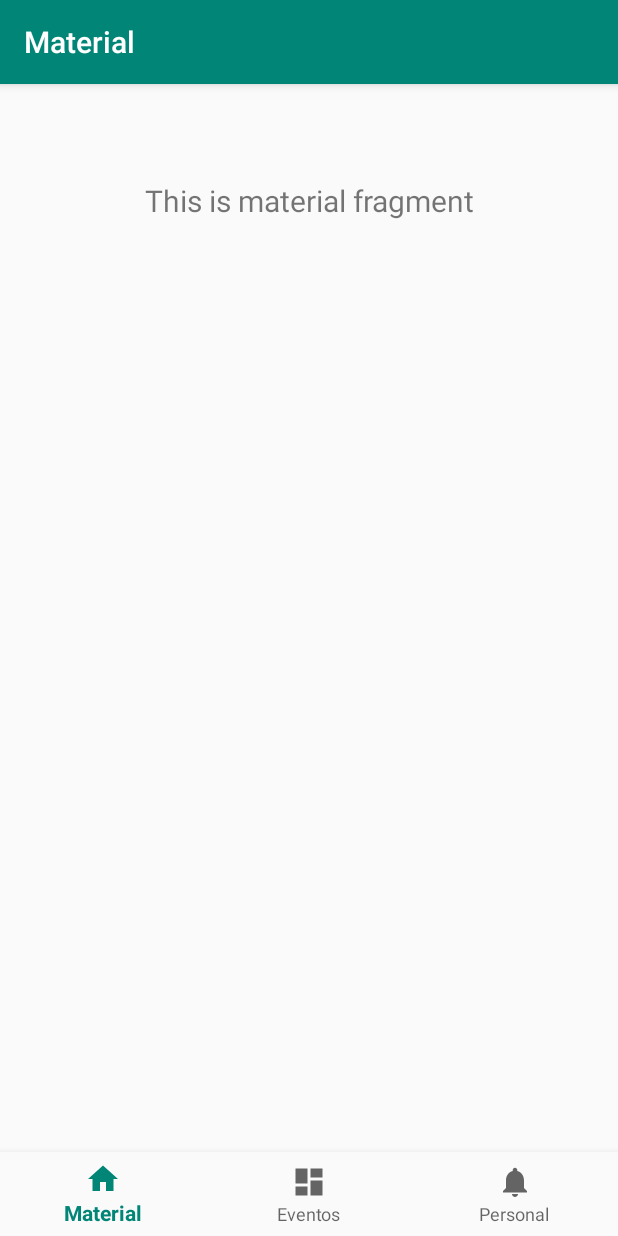
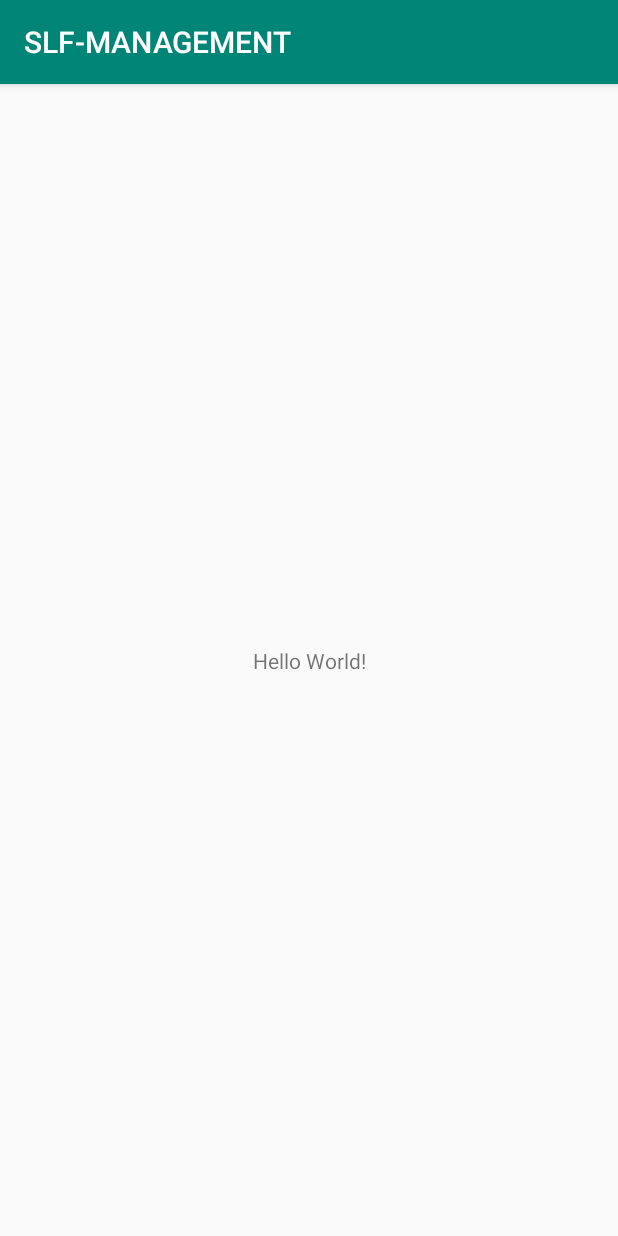
Before and after one commit to jcarlosalarconp/SLF-MANAGEMENT, an Android app: the screen it shows after launch (MainActivity), on a phone screen of 412 x 824 dp. Run offline under Robolectric (Android 15) with nearby library versions, the phone set to English and light mode, and no system bars.

Commit message:
Creación del proyecto - Create project

```diff
--- a/admin/app/build.gradle
+++ b/admin/app/build.gradle
@@ -22,12 +22,7 @@ android {
 dependencies {
     implementation fileTree(dir: 'libs', include: ['*.jar'])
     implementation 'androidx.appcompat:appcompat:1.0.2'
-    implementation 'com.google.android.material:material:1.0.0'
     implementation 'androidx.constraintlayout:constraintlayout:1.1.3'
-    implementation 'androidx.vectordrawable:vectordrawable:1.0.1'
-    implementation 'androidx.navigation:navigation-fragment:2.0.0'
-    implementation 'androidx.navigation:navigation-ui:2.0.0'
-    implementation 'androidx.lifecycle:lifecycle-extensions:2.0.0'
     testImplementation 'junit:junit:4.12'
     androidTestImplementation 'androidx.test.ext:junit:1.1.0'
     androidTestImplementation 'androidx.test.espresso:espresso-core:3.1.1'
--- a/admin/app/src/main/AndroidManifest.xml
+++ b/admin/app/src/main/AndroidManifest.xml
@@ -9,9 +9,7 @@
         android:roundIcon="@mipmap/ic_launcher_round"
         android:supportsRtl="true"
         android:theme="@style/AppTheme">
-        <activity
-            android:name=".MainActivity"
-            android:label="@string/app_name">
+        <activity android:name=".MainActivity">
             <intent-filter>
                 <action android:name="android.intent.action.MAIN" />
 
--- a/admin/app/src/main/java/com/example/slf_management/MainActivity.java
+++ b/admin/app/src/main/java/com/example/slf_management/MainActivity.java
@@ -1,14 +1,8 @@
 package com.example.slf_management;
 
+import androidx.appcompat.app.AppCompatActivity;
+
 import android.os.Bundle;
-
-import com.google.android.material.bottomnavigation.BottomNavigationView;
-
-import androidx.appcompat.app.AppCompatActivity;
-import androidx.navigation.NavController;
-import androidx.navigation.Navigation;
-import androidx.navigation.ui.AppBarConfiguration;
-import androidx.navigation.ui.NavigationUI;
 
 public class MainActivity extends AppCompatActivity {
 
@@ -16,15 +10,5 @@ public class MainActivity extends AppCompatActivity {
     protected void onCreate(Bundle savedInstanceState) {
         super.onCreate(savedInstanceState);
         setContentView(R.layout.activity_main);
-        BottomNavigationView navView = findViewById(R.id.nav_view);
-        // Passing each menu ID as a set of Ids because each
-        // menu should be considered as top level destinations.
-        AppBarConfiguration appBarConfiguration = new AppBarConfiguration.Builder(
-                R.id.navigation_material, R.id.navigation_eventos, R.id.navigation_personal)
-                .build();
-        NavController navController = Navigation.findNavController(this, R.id.nav_host_fragment);
-        NavigationUI.setupActionBarWithNavController(this, navController, appBarConfiguration);
-        NavigationUI.setupWithNavController(navView, navController);
     }
-
 }
--- a/admin/app/src/main/java/com/example/slf_management/ui/material/MaterialFragment.java
+++ /dev/null
@@ -1,35 +0,0 @@
-package com.example.slf_management.ui.material;
-
-import android.os.Bundle;
-import android.view.LayoutInflater;
-import android.view.View;
-import android.view.ViewGroup;
-import android.widget.TextView;
-
-import androidx.annotation.Nullable;
-import androidx.annotation.NonNull;
-import androidx.fragment.app.Fragment;
-import androidx.lifecycle.Observer;
-import androidx.lifecycle.ViewModelProviders;
-
-import com.example.slf_management.R;
-
-public class MaterialFragment extends Fragment {
-
-    private MaterialViewModel materialViewModel;
-
-    public View onCreateView(@NonNull LayoutInflater inflater,
-                             ViewGroup container, Bundle savedInstanceState) {
-        materialViewModel =
-                ViewModelProviders.of(this).get(MaterialViewModel.class);
-        View root = inflater.inflate(R.layout.fragment_material, container, false);
-        final TextView textView = root.findViewById(R.id.text_material);
-        materialViewModel.getText().observe(this, new Observer<String>() {
-            @Override
-            public void onChanged(@Nullable String s) {
-                textView.setText(s);
-            }
-        });
-        return root;
-    }
-}
--- a/admin/app/src/main/java/com/example/slf_management/ui/material/MaterialViewModel.java
+++ /dev/null
@@ -1,19 +0,0 @@
-package com.example.slf_management.ui.material;
-
-import androidx.lifecycle.LiveData;
-import androidx.lifecycle.MutableLiveData;
-import androidx.lifecycle.ViewModel;
-
-public class MaterialViewModel extends ViewModel {
-
-    private MutableLiveData<String> mText;
-
-    public MaterialViewModel() {
-        mText = new MutableLiveData<>();
-        mText.setValue("This is material fragment");
-    }
-
-    public LiveData<String> getText() {
-        return mText;
-    }
-}
--- a/admin/app/src/main/res/drawable/ic_eventos_black_24dp.xml
+++ /dev/null
@@ -1,9 +0,0 @@
-<vector xmlns:android="http://schemas.android.com/apk/res/android"
-    android:width="24dp"
-    android:height="24dp"
-    android:viewportWidth="24.0"
-    android:viewportHeight="24.0">
-    <path
-        android:fillColor="#FF000000"
-        android:pathData="M3,13h8L11,3L3,3v10zM3,21h8v-6L3,15v6zM13,21h8L21,11h-8v10zM13,3v6h8L21,3h-8z" />
-</vector>
--- a/admin/app/src/main/res/drawable/ic_material_black_24dp.xml
+++ /dev/null
@@ -1,9 +0,0 @@
-<vector xmlns:android="http://schemas.android.com/apk/res/android"
-    android:width="24dp"
-    android:height="24dp"
-    android:viewportWidth="24.0"
-    android:viewportHeight="24.0">
-    <path
-        android:fillColor="#FF000000"
-        android:pathData="M10,20v-6h4v6h5v-8h3L12,3 2,12h3v8z" />
-</vector>
--- a/admin/app/src/main/res/drawable/ic_personal_black_24dp.xml
+++ /dev/null
@@ -1,9 +0,0 @@
-<vector xmlns:android="http://schemas.android.com/apk/res/android"
-    android:width="24dp"
-    android:height="24dp"
-    android:viewportWidth="24.0"
-    android:viewportHeight="24.0">
-    <path
-        android:fillColor="#FF000000"
-        android:pathData="M12,22c1.1,0 2,-0.9 2,-2h-4c0,1.1 0.89,2 2,2zM18,16v-5c0,-3.07 -1.64,-5.64 -4.5,-6.32L13.5,4c0,-0.83 -0.67,-1.5 -1.5,-1.5s-1.5,0.67 -1.5,1.5v0.68C7.63,5.36 6,7.92 6,11v5l-2,2v1h16v-1l-2,-2z" />
-</vector>
--- a/admin/app/src/main/res/layout/activity_main.xml
+++ b/admin/app/src/main/res/layout/activity_main.xml
@@ -1,33 +1,18 @@
 <?xml version="1.0" encoding="utf-8"?>
 <androidx.constraintlayout.widget.ConstraintLayout xmlns:android="http://schemas.android.com/apk/res/android"
     xmlns:app="http://schemas.android.com/apk/res-auto"
-    android:id="@+id/container"
+    xmlns:tools="http://schemas.android.com/tools"
     android:layout_width="match_parent"
     android:layout_height="match_parent"
-    android:paddingTop="?attr/actionBarSize">
+    tools:context=".MainActivity">
 
-    <com.google.android.material.bottomnavigation.BottomNavigationView
-        android:id="@+id/nav_view"
-        android:layout_width="0dp"
+    <TextView
+        android:layout_width="wrap_content"
         android:layout_height="wrap_content"
-        android:layout_marginStart="0dp"
-        android:layout_marginEnd="0dp"
-        android:background="?android:attr/windowBackground"
+        android:text="Hello World!"
         app:layout_constraintBottom_toBottomOf="parent"
         app:layout_constraintLeft_toLeftOf="parent"
         app:layout_constraintRight_toRightOf="parent"
-        app:menu="@menu/bottom_nav_menu" />
-
-    <fragment
-        android:id="@+id/nav_host_fragment"
-        android:name="androidx.navigation.fragment.NavHostFragment"
-        android:layout_width="match_parent"
-        android:layout_height="match_parent"
-        app:defaultNavHost="true"
-        app:layout_constraintBottom_toTopOf="@id/nav_view"
-        app:layout_constraintLeft_toLeftOf="parent"
-        app:layout_constraintRight_toRightOf="parent"
-        app:layout_constraintTop_toTopOf="parent"
-        app:navGraph="@navigation/mobile_navigation" />
+        app:layout_constraintTop_toTopOf="parent" />
 
 </androidx.constraintlayout.widget.ConstraintLayout>
--- a/admin/app/src/main/res/layout/fragment_material.xml
+++ /dev/null
@@ -1,19 +0,0 @@
-<?xml version="1.0" encoding="utf-8"?>
-<androidx.constraintlayout.widget.ConstraintLayout xmlns:android="http://schemas.android.com/apk/res/android"
-    xmlns:app="http://schemas.android.com/apk/res-auto"
-    android:layout_width="match_parent"
-    android:layout_height="match_parent">
-
-    <TextView
-        android:id="@+id/text_material"
-        android:layout_width="match_parent"
-        android:layout_height="wrap_content"
-        android:layout_marginStart="8dp"
-        android:layout_marginTop="8dp"
-        android:layout_marginEnd="8dp"
-        android:textAlignment="center"
-        android:textSize="20sp"
-        app:layout_constraintEnd_toEndOf="parent"
-        app:layout_constraintStart_toStartOf="parent"
-        app:layout_constraintTop_toTopOf="parent" />
-</androidx.constraintlayout.widget.ConstraintLayout>
--- a/admin/app/src/main/res/menu/bottom_nav_menu.xml
+++ /dev/null
@@ -1,19 +0,0 @@
-<?xml version="1.0" encoding="utf-8"?>
-<menu xmlns:android="http://schemas.android.com/apk/res/android">
-
-    <item
-        android:id="@+id/navigation_material"
-        android:icon="@drawable/ic_material_black_24dp"
-        android:title="@string/title_material" />
-
-    <item
-        android:id="@+id/navigation_eventos"
-        android:icon="@drawable/ic_eventos_black_24dp"
-        android:title="@string/title_eventos" />
-
-    <item
-        android:id="@+id/navigation_personal"
-        android:icon="@drawable/ic_personal_black_24dp"
-        android:title="@string/title_personal" />
-
-</menu>
--- a/admin/app/src/main/res/navigation/mobile_navigation.xml
+++ /dev/null
@@ -1,25 +0,0 @@
-<?xml version="1.0" encoding="utf-8"?>
-<navigation xmlns:android="http://schemas.android.com/apk/res/android"
-    xmlns:app="http://schemas.android.com/apk/res-auto"
-    xmlns:tools="http://schemas.android.com/tools"
-    android:id="@+id/mobile_navigation"
-    app:startDestination="@+id/navigation_material">
-
-    <fragment
-        android:id="@+id/navigation_material"
-        android:name="com.example.slf_management.ui.material.MaterialFragment"
-        android:label="@string/title_material"
-        tools:layout="@layout/fragment_material" />
-
-    <fragment
-        android:id="@+id/navigation_eventos"
-        android:name="com.example.slf_management.ui.eventos.EventosFragment"
-        android:label="@string/title_eventos"
-        tools:layout="@layout/fragment_eventos" />
-
-    <fragment
-        android:id="@+id/navigation_personal"
-        android:name="com.example.slf_management.ui.personal.PersonalFragment"
-        android:label="@string/title_personal"
-        tools:layout="@layout/fragment_personal" />
-</navigation>
--- a/admin/app/src/main/res/values/dimens.xml
+++ /dev/null
@@ -1,5 +0,0 @@
-<resources>
-    <!-- Default screen margins, per the Android Design guidelines. -->
-    <dimen name="activity_horizontal_margin">16dp</dimen>
-    <dimen name="activity_vertical_margin">16dp</dimen>
-</resources>
--- a/admin/app/src/main/res/values/strings.xml
+++ b/admin/app/src/main/res/values/strings.xml
@@ -1,6 +1,3 @@
 <resources>
     <string name="app_name">SLF-MANAGEMENT</string>
-    <string name="title_material">Material</string>
-    <string name="title_eventos">Eventos</string>
-    <string name="title_personal">Personal</string>
 </resources>
```
Also changed, not shown: admin/app/src/main/java/com/example/slf_management/ui/eventos/EventosFragment.java (deleted, +0 -35 lines), admin/app/src/main/java/com/example/slf_management/ui/eventos/EventosViewModel.java (deleted, +0 -19 lines), admin/app/src/main/java/com/example/slf_management/ui/personal/PersonalFragment.java (deleted, +0 -35 lines), admin/app/src/main/java/com/example/slf_management/ui/personal/PersonalViewModel.java (deleted, +0 -19 lines), admin/app/src/main/res/layout/fragment_eventos.xml (deleted, +0 -19 lines), admin/app/src/main/res/layout/fragment_personal.xml (deleted, +0 -19 lines), admin/gradle/wrapper/gradle-wrapper.properties.
